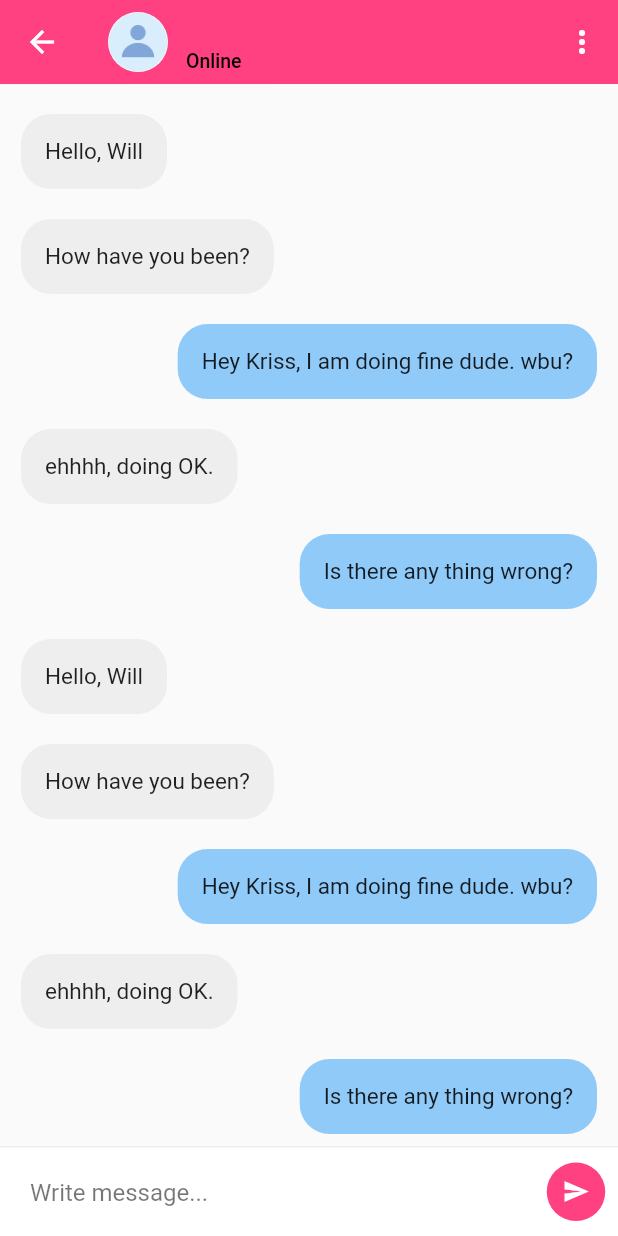
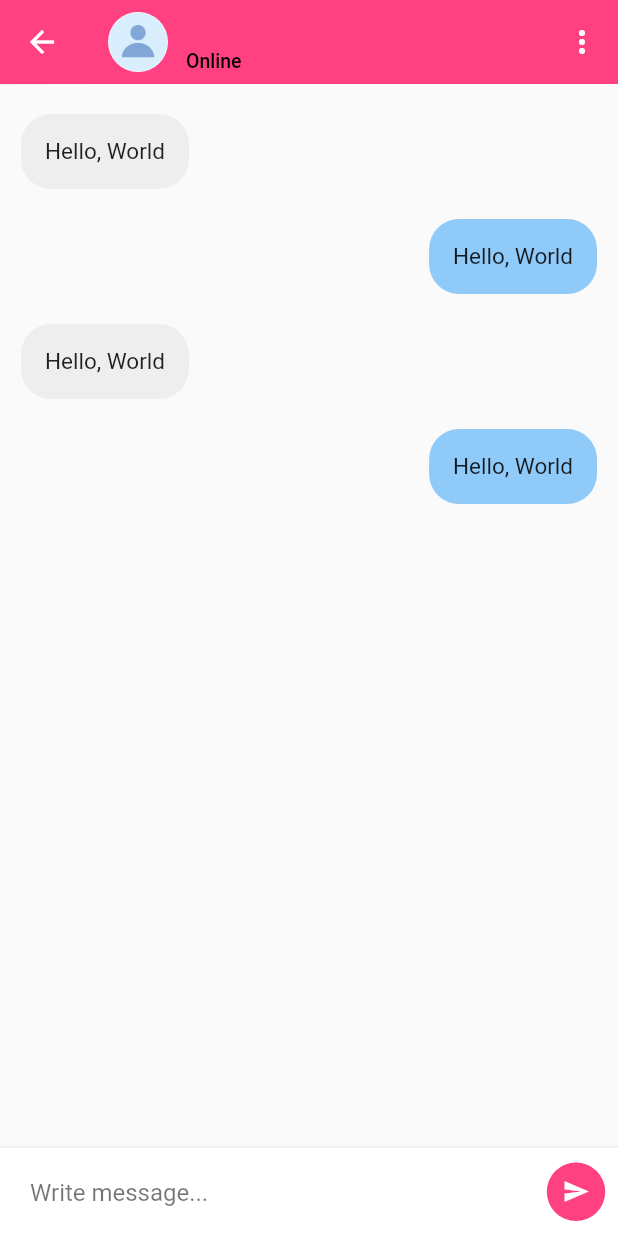
Before and after one commit to DAB-Co/jam-mobile, a Flutter app: the DM screen opened directly with empty values, on a phone screen of 412 x 824 dp. Run offline on Flutter 3.47's test engine with Material 2 defaults, Android fonts, the phone set to English and light mode, and no system bars; our stand-ins replace shared_preferences; missing offline and left inert: mqtt_client; accounts and stored records are empty.

```diff
--- a/lib/models/chat_message_model.dart
+++ b/lib/models/chat_message_model.dart
@@ -1,5 +1,6 @@
 class ChatMessage{
   String messageContent;
-  String messageType;
-  ChatMessage({required this.messageContent, required this.messageType});
+  bool isIncomingMessage;
+  String otherUser;
+  ChatMessage({required this.messageContent, required this.isIncomingMessage, required this.otherUser});
 }
--- a/lib/pages/dm.dart
+++ b/lib/pages/dm.dart
@@ -26,30 +26,26 @@ class _DMState extends State<DM> {
   }
 
   List<ChatMessage> messages = [
-    ChatMessage(messageContent: "Hello, Will", messageType: "receiver"),
-    ChatMessage(messageContent: "How have you been?", messageType: "receiver"),
     ChatMessage(
-        messageContent: "Hey Kriss, I am doing fine dude. wbu?",
-        messageType: "sender"),
-    ChatMessage(messageContent: "ehhhh, doing OK.", messageType: "receiver"),
+      messageContent: "Hello, World",
+      isIncomingMessage: true,
+      otherUser: "Bill",
+    ),
     ChatMessage(
-        messageContent: "Is there any thing wrong?", messageType: "sender"),
-    ChatMessage(messageContent: "Hello, Will", messageType: "receiver"),
-    ChatMessage(messageContent: "How have you been?", messageType: "receiver"),
+      messageContent: "Hello, World",
+      isIncomingMessage: false,
+      otherUser: "Bill",
+    ),
     ChatMessage(
-        messageContent: "Hey Kriss, I am doing fine dude. wbu?",
-        messageType: "sender"),
-    ChatMessage(messageContent: "ehhhh, doing OK.", messageType: "receiver"),
+      messageContent: "Hello, World",
+      isIncomingMessage: true,
+      otherUser: "Bill",
+    ),
     ChatMessage(
-        messageContent: "Is there any thing wrong?", messageType: "sender"),
-    ChatMessage(messageContent: "Hello, Will", messageType: "receiver"),
-    ChatMessage(messageContent: "How have you been?", messageType: "receiver"),
-    ChatMessage(
-        messageContent: "Hey Kriss, I am doing fine dude. wbu?",
-        messageType: "sender"),
-    ChatMessage(messageContent: "ehhhh, doing OK.", messageType: "receiver"),
-    ChatMessage(
-        messageContent: "Is there any thing wrong?", messageType: "sender"),
+      messageContent: "Hello, World",
+      isIncomingMessage: false,
+      otherUser: "Bill",
+    ),
   ];
 
   @override
@@ -112,13 +108,13 @@ class _DMState extends State<DM> {
                 padding:
                     EdgeInsets.only(left: 14, right: 14, top: 10, bottom: 10),
                 child: Align(
-                  alignment: (messages[index].messageType == "receiver"
+                  alignment: (messages[index].isIncomingMessage
                       ? Alignment.topLeft
                       : Alignment.topRight),
                   child: Container(
                     decoration: BoxDecoration(
                       borderRadius: BorderRadius.circular(20),
-                      color: (messages[index].messageType == "receiver"
+                      color: (messages[index].isIncomingMessage
                           ? Colors.grey.shade200
                           : Colors.blue[200]),
                     ),
--- a/lib/util/validators.dart
+++ b/lib/util/validators.dart
@@ -6,6 +6,8 @@ String? validateEmail(String? value) {
     _msg = "Your email is required";
   } else if (!regex.hasMatch(value)) {
     _msg = "Please provide a valid email address";
+  } else if(value.contains(':')) {
+    _msg = "Can not use ':' in username";
   }
   return _msg;
 }
```
Also changed, not shown: lib/pages/homepage.dart (+40 -4 lines), lib/providers/message_provider.dart (added, +18 -0 lines), lib/providers/mqtt.dart (+17 -3 lines).
